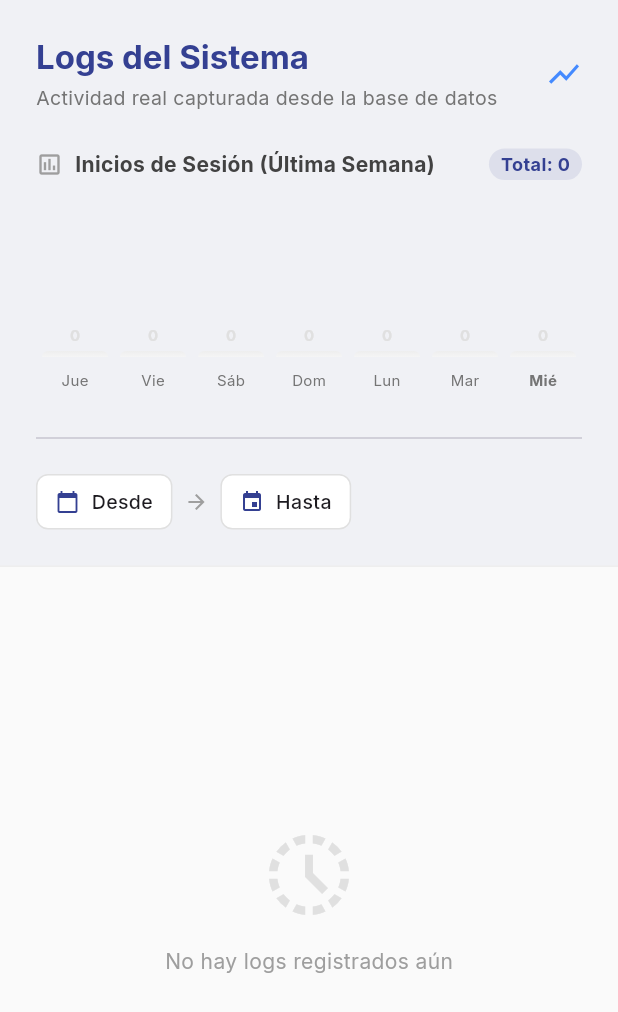
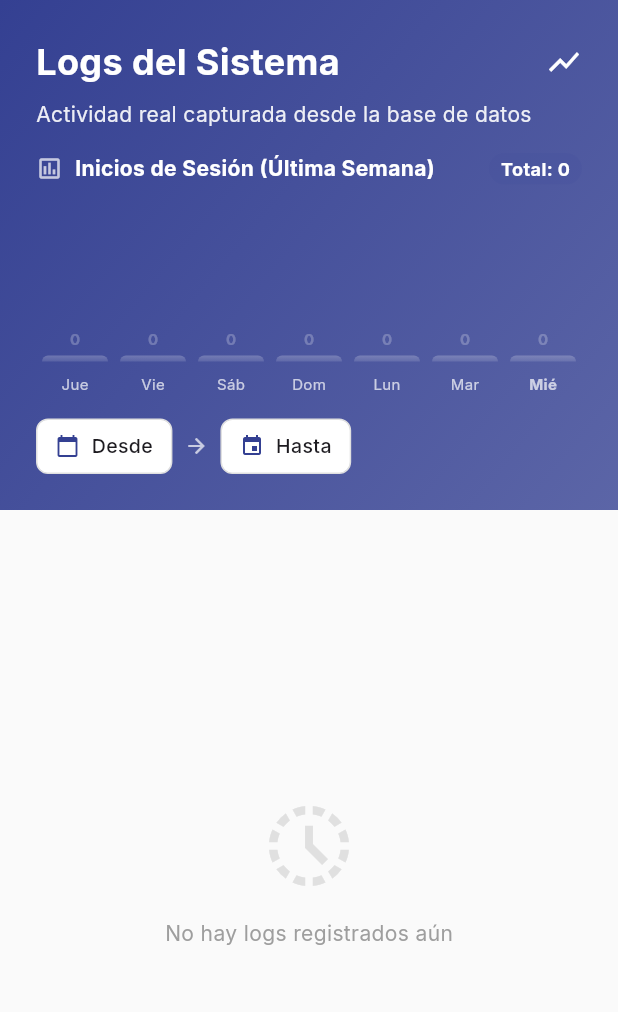
Before and after one commit to svangele/appsi, a Flutter app: the SystemLogsPage widget shown alone on an empty page, opened directly, on a phone screen of 412 x 824 dp. Shown: the top 1012 px of the screen. Run offline on Flutter 3.47's test engine with Material 3 defaults, Android fonts, the phone set to English and light mode, and no system bars; our stand-ins replace flutter_dotenv, google_fonts, image_picker, supabase_flutter; accounts and stored records are empty.

Commit message:
feat: unified header style across all pages using PageHeader widget

```diff
--- a/lib/system_logs_page.dart
+++ b/lib/system_logs_page.dart
@@ -1,5 +1,6 @@
 import 'package:flutter/material.dart';
 import 'package:supabase_flutter/supabase_flutter.dart';
+import 'widgets/page_header.dart';
 
 class SystemLogsPage extends StatefulWidget {
   const SystemLogsPage({super.key});
@@ -96,44 +97,14 @@ class _SystemLogsPageState extends State<SystemLogsPage> {
 
     return Column(
       children: [
-        Container(
-          width: double.infinity,
-          padding: const EdgeInsets.all(24),
-          decoration: BoxDecoration(
-            color: theme.colorScheme.primary.withValues(alpha: 0.05),
-            border: Border(bottom: BorderSide(color: Colors.grey[200]!)),
-          ),
-          child: Column(
-            crossAxisAlignment: CrossAxisAlignment.start,
-            children: [
-              Row(
-                mainAxisAlignment: MainAxisAlignment.spaceBetween,
-                children: [
-                  Column(
-                    crossAxisAlignment: CrossAxisAlignment.start,
-                    children: [
-                      Text(
-                        'Logs del Sistema',
-                        style: theme.textTheme.titleLarge?.copyWith(
-                          color: theme.colorScheme.primary,
-                          fontWeight: FontWeight.bold,
-                        ),
-                      ),
-                      const SizedBox(height: 4),
-                      Text(
-                        'Actividad real capturada desde la base de datos',
-                        style: TextStyle(color: Colors.grey[600], fontSize: 13),
-                      ),
-                    ],
-                  ),
-                  _isLoading ? const SizedBox(width: 20, height: 20, child: CircularProgressIndicator(strokeWidth: 2)) : const Icon(Icons.show_chart, color: Colors.blueAccent),
-                ],
-              ),
-              const SizedBox(height: 24),
-              // Gráfica de Inicios de Sesión
+        PageHeader(
+          title: 'Logs del Sistema',
+          subtitle: 'Actividad real capturada desde la base de datos',
+          trailing: _isLoading
+            ? const SizedBox(width: 20, height: 20, child: CircularProgressIndicator(strokeWidth: 2, color: Colors.white))
+            : const Icon(Icons.show_chart, color: Colors.white),
+          bottom: [
             _buildChartSection(theme),
-              const SizedBox(height: 24),
-              const Divider(),
             const SizedBox(height: 16),
             SingleChildScrollView(
               scrollDirection: Axis.horizontal,
@@ -157,7 +128,7 @@ class _SystemLogsPageState extends State<SystemLogsPage> {
                   ),
                   const Padding(
                     padding: EdgeInsets.symmetric(horizontal: 8),
-                      child: Icon(Icons.arrow_forward, size: 16, color: Colors.grey),
+                    child: Icon(Icons.arrow_forward, size: 16, color: Colors.white70),
                   ),
                   _buildDateSelector(
                     label: _endDate == null ? 'Hasta' : _formatDateOnly(_endDate!),
@@ -186,17 +157,15 @@ class _SystemLogsPageState extends State<SystemLogsPage> {
                           });
                           _fetchLogs();
                         },
-                          icon: const Icon(Icons.clear_all, size: 18),
-                          label: const Text('Limpiar'),
-                          style: TextButton.styleFrom(foregroundColor: Colors.red),
+                        icon: const Icon(Icons.clear_all, size: 18, color: Colors.white),
+                        label: const Text('Limpiar', style: TextStyle(color: Colors.white)),
+                        style: TextButton.styleFrom(foregroundColor: Colors.white),
                       ),
                     ),
                 ],
               ),
             ),
-
           ],
-          ),
         ),
         Expanded(
           child: _isLoading
@@ -258,14 +227,14 @@ class _SystemLogsPageState extends State<SystemLogsPage> {
       children: [
         Row(
           children: [
-            const Icon(Icons.assessment_outlined, size: 18, color: Colors.grey),
+            const Icon(Icons.assessment_outlined, size: 18, color: Colors.white70),
             const SizedBox(width: 8),
             Text(
               'Inicios de Sesión (Última Semana)',
-              style: TextStyle(
+              style: const TextStyle(
                 fontSize: 14,
                 fontWeight: FontWeight.bold,
-                color: Colors.grey[800],
+                color: Colors.white,
               ),
             ),
             const Spacer(),
@@ -277,10 +246,10 @@ class _SystemLogsPageState extends State<SystemLogsPage> {
               ),
               child: Text(
                 'Total: $totalLogins',
-                style: TextStyle(
+                style: const TextStyle(
                   fontSize: 12,
                   fontWeight: FontWeight.bold,
-                  color: theme.colorScheme.primary,
+                  color: Colors.white,
                 ),
               ),
             ),
@@ -305,7 +274,7 @@ class _SystemLogsPageState extends State<SystemLogsPage> {
                       style: TextStyle(
                         fontSize: 10,
                         fontWeight: FontWeight.bold,
-                        color: count > 0 ? theme.colorScheme.primary : Colors.grey[300],
+                        color: count > 0 ? Colors.white : Colors.white24,
                       ),
                     ),
                     const SizedBox(height: 4),
@@ -319,8 +288,8 @@ class _SystemLogsPageState extends State<SystemLogsPage> {
                           begin: Alignment.topCenter,
                           end: Alignment.bottomCenter,
                           colors: count > 0
-                            ? [theme.colorScheme.primary, theme.colorScheme.primary.withValues(alpha: 0.7)]
-                            : [Colors.grey[200]!, Colors.grey[100]!],
+                            ? [Colors.white, Colors.white.withValues(alpha: 0.7)]
+                            : [Colors.white24, Colors.white12],
                         ),
                         borderRadius: const BorderRadius.vertical(top: Radius.circular(6)),
                         boxShadow: count > 0 ? [
@@ -337,7 +306,7 @@ class _SystemLogsPageState extends State<SystemLogsPage> {
                       dayName,
                       style: TextStyle(
                         fontSize: 10,
-                        color: Colors.grey[600],
+                        color: Colors.white70,
                         fontWeight: entry.key.day == DateTime.now().day ? FontWeight.bold : FontWeight.normal,
                       ),
                     ),
--- /dev/null
+++ b/lib/widgets/page_header.dart
@@ -0,0 +1,74 @@
+import 'package:flutter/material.dart';
+
+class PageHeader extends StatelessWidget {
+  final String title;
+  final String? subtitle;
+  final Widget? trailing;
+  final List<Widget>? bottom;
+
+  const PageHeader({
+    super.key,
+    required this.title,
+    this.subtitle,
+    this.trailing,
+    this.bottom,
+  });
+
+  @override
+  Widget build(BuildContext context) {
+    final theme = Theme.of(context);
+
+    return Container(
+      width: double.infinity,
+      padding: const EdgeInsets.all(24),
+      decoration: BoxDecoration(
+        gradient: LinearGradient(
+          colors: [
+            theme.colorScheme.primary,
+            theme.colorScheme.primary.withValues(alpha: 0.8)
+          ],
+          begin: Alignment.topLeft,
+          end: Alignment.bottomRight,
+        ),
+      ),
+      child: SafeArea(
+        bottom: false,
+        child: Column(
+          crossAxisAlignment: CrossAxisAlignment.start,
+          children: [
+            Row(
+              mainAxisAlignment: MainAxisAlignment.spaceBetween,
+              children: [
+                Expanded(
+                  child: Text(
+                    title,
+                    style: const TextStyle(
+                      color: Colors.white,
+                      fontSize: 24,
+                      fontWeight: FontWeight.bold,
+                    ),
+                  ),
+                ),
+                if (trailing != null) trailing!,
+              ],
+            ),
+            if (subtitle != null) ...[
+              const SizedBox(height: 8),
+              Text(
+                subtitle!,
+                style: TextStyle(
+                  color: Colors.white.withValues(alpha: 0.9),
+                  fontSize: 14,
+                ),
+              ),
+            ],
+            if (bottom != null) ...[
+              const SizedBox(height: 16),
+              ...bottom!,
+            ],
+          ],
+        ),
+      ),
+    );
+  }
+}
```
Also changed, not shown: lib/admin_dashboard.dart (+5 -21 lines), lib/cssi_page.dart (+7 -27 lines), lib/incidencias_page.dart (+4 -21 lines), lib/issi_page.dart (+7 -28 lines), lib/social_page.dart (+12 -43 lines). Lines whose indentation alone changed are shown as unchanged.
